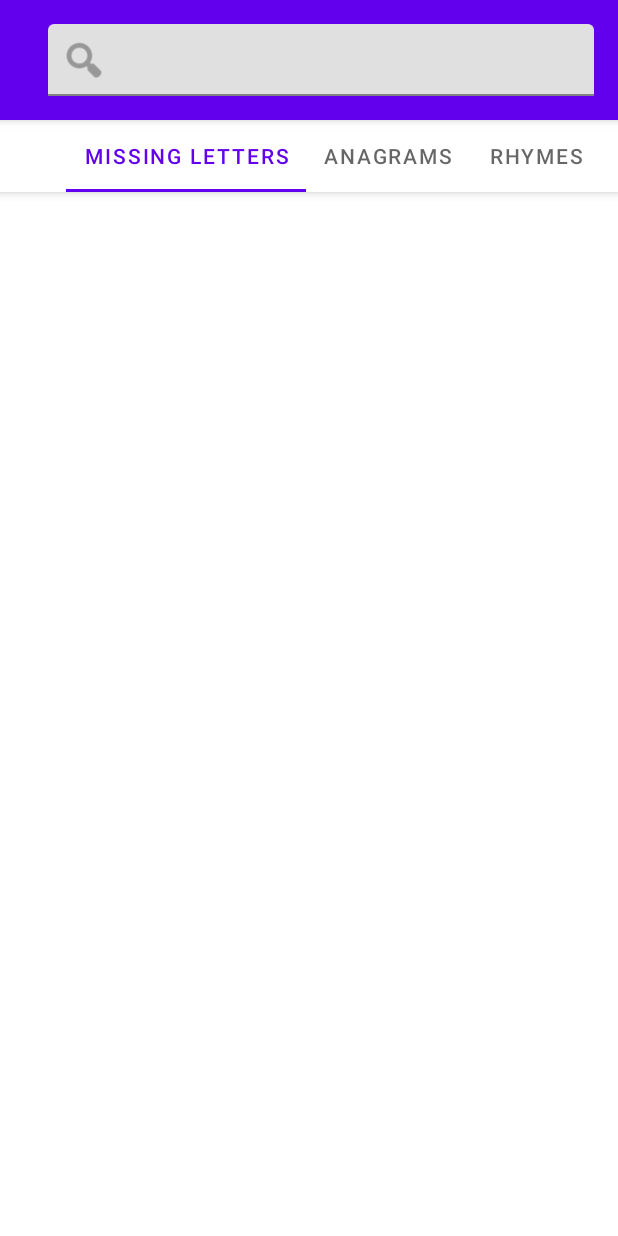
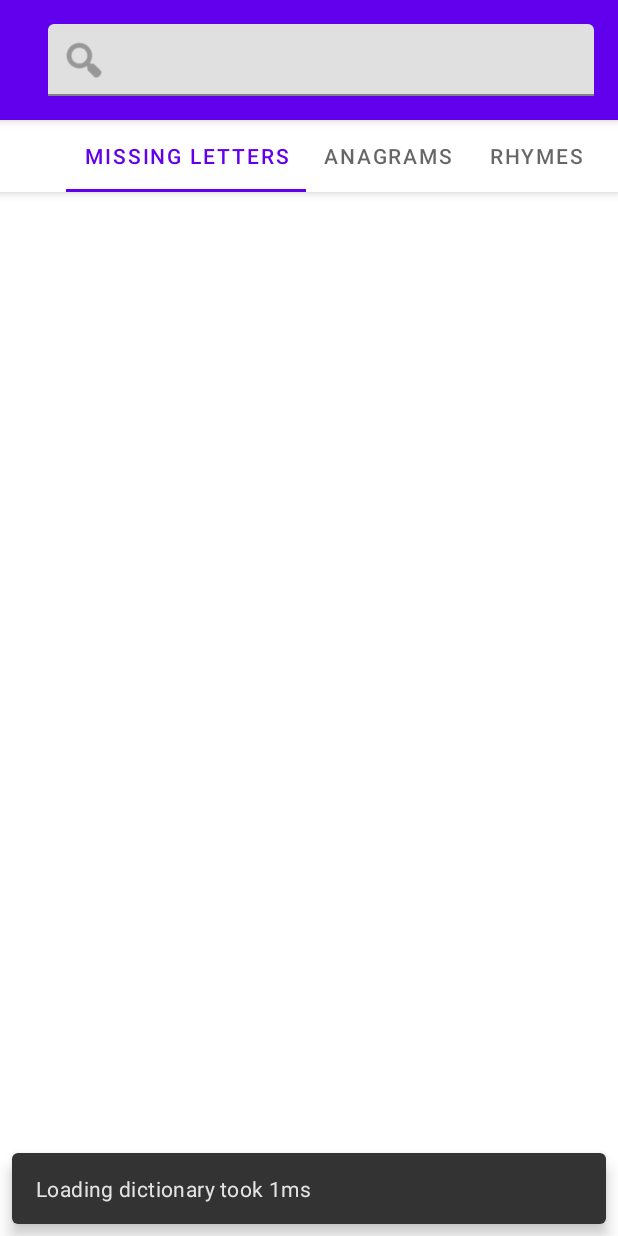
Before and after one commit to Frixuu/Crosswords, an Android app: the first screen one second after launch (MainActivity), on a phone screen of 412 x 824 dp. Run offline under Robolectric (Android 15) with nearby library versions, the phone set to English and light mode, and no system bars; 3 statements that could not run were skipped.

Commit message:
Show loading overlay when changing tabs

```diff
--- a/app/src/main/java/xyz/lukasz/xword/Dictionary.kt
+++ b/app/src/main/java/xyz/lukasz/xword/Dictionary.kt
@@ -101,5 +101,8 @@ class Dictionary(private val lang: String, private val country: String) {
 
     companion object {
         var current: Dictionary? = null
+        init {
+            System.loadLibrary("native-lib")
+        }
     }
 }
--- a/app/src/main/java/xyz/lukasz/xword/MainActivity.kt
+++ b/app/src/main/java/xyz/lukasz/xword/MainActivity.kt
@@ -6,6 +6,7 @@ import android.text.TextWatcher
 import android.util.Log
 import android.view.View
 import android.widget.EditText
+import android.widget.FrameLayout
 import androidx.appcompat.app.AppCompatActivity
 import androidx.recyclerview.widget.DefaultItemAnimator
 import androidx.recyclerview.widget.LinearLayoutManager
@@ -15,10 +16,14 @@ import com.google.android.material.tabs.TabLayout
 import kotlinx.coroutines.GlobalScope
 import kotlinx.coroutines.launch
 import org.joda.time.Instant
+import xyz.lukasz.xword.util.time
 import java.text.Collator
 import java.util.*
 
 class MainActivity : AppCompatActivity() {
+
+    private lateinit var loadingFrameLayout: FrameLayout
+    private lateinit var mainLayout: View
 
     private var mostRecentThread : Thread? = null
     private val currentThreadLock = Any()
@@ -27,7 +32,8 @@ class MainActivity : AppCompatActivity() {
         super.onCreate(savedInstanceState)
         setContentView(R.layout.activity_main)
 
-        val view = findViewById<View>(R.id.main_layout)
+        loadingFrameLayout = findViewById(R.id.loading_frame_layout)
+        mainLayout = findViewById(R.id.main_layout)
 
         val recyclerView = findViewById<RecyclerView>(R.id.recycler_view).apply {
             setHasFixedSize(true)
@@ -72,8 +78,9 @@ class MainActivity : AppCompatActivity() {
                             runOnUiThread {
                                 recyclerView.adapter = WordAdapter(resultList, recyclerView)
                                 if (results.size >= limit) {
-                                    val message = view.resources.getText(R.string.search_showing_only).toString()
-                                    Snackbar.make(view,
+                                    val resources = mainLayout.resources
+                                    val message = resources.getText(R.string.search_showing_only).toString()
+                                    Snackbar.make(mainLayout,
                                         String.format(message, results.size),
                                         Snackbar.LENGTH_LONG)
                                         .show()
@@ -96,14 +103,7 @@ class MainActivity : AppCompatActivity() {
 
             override fun onTabSelected(tab: TabLayout.Tab?) {
                 Log.i("MainActivity", "tab selected: ${tab?.text}")
-                GlobalScope.launch {
-                    val before = Instant.now()
-                    val dict = Dictionary.current ?: Dictionary("pl", "PL")
-                    dict.loadFromAsset(this@MainActivity)
-                    Dictionary.current = dict
-                    val after = Instant.now()
-                    Snackbar.make(view, "Loading dictionary took ${after.millis - before.millis}ms", Snackbar.LENGTH_LONG).show()
-                }
+                switchIndexCategory("unused")
             }
 
             override fun onTabReselected(tab: TabLayout.Tab?) {
@@ -114,11 +114,28 @@ class MainActivity : AppCompatActivity() {
                 Log.i("MainActivity", "tab unselected: ${tab?.text}")
             }
         })
+
+        switchIndexCategory("unused")
     }
 
-    companion object {
-        init {
-            System.loadLibrary("native-lib")
+    private fun switchIndexCategory(mode: String) {
+        runOnUiThread {
+            loadingFrameLayout.visibility = View.VISIBLE
+            GlobalScope.launch {
+                val duration = time {
+                    val dict = Dictionary.current ?: Dictionary("pl", "PL")
+                    dict.loadFromAsset(this@MainActivity)
+                    Dictionary.current = dict
+                }
+                runOnUiThread {
+                    Snackbar.make(
+                        mainLayout,
+                        "Loading dictionary took ${duration.millis}ms",
+                        Snackbar.LENGTH_LONG
+                    ).show()
+                    loadingFrameLayout.visibility = View.INVISIBLE
+                }
+            }
         }
     }
 }
--- /dev/null
+++ b/app/src/main/java/xyz/lukasz/xword/util/Time.kt
@@ -0,0 +1,11 @@
+package xyz.lukasz.xword.util
+
+import org.joda.time.Duration
+import org.joda.time.Instant
+
+inline fun time(block: () -> Unit): Duration {
+    val before = Instant.now()
+    block.invoke()
+    val after = Instant.now()
+    return Duration(before, after)
+}
--- a/app/src/main/res/layout/activity_main.xml
+++ b/app/src/main/res/layout/activity_main.xml
@@ -107,11 +107,12 @@
 
     </androidx.core.widget.NestedScrollView>
 
-    <!--
     <FrameLayout
+        android:id="@+id/loading_frame_layout"
+        android:elevation="8dp"
         android:clickable="true"
         android:focusable="true"
-        android:alpha="0.4"
+        android:alpha="0.5"
         android:animateLayoutChanges="true"
         android:background="@android:color/black"
         android:visibility="visible"
@@ -123,9 +124,7 @@
             android:layout_width="wrap_content"
             android:layout_height="wrap_content"
             android:layout_gravity="center"
-            android:indeterminate="true"
-            app:indicatorSize="64dp" />
+            android:indeterminate="true" />
     </FrameLayout>
-    -->
 
 </androidx.coordinatorlayout.widget.CoordinatorLayout>
```
